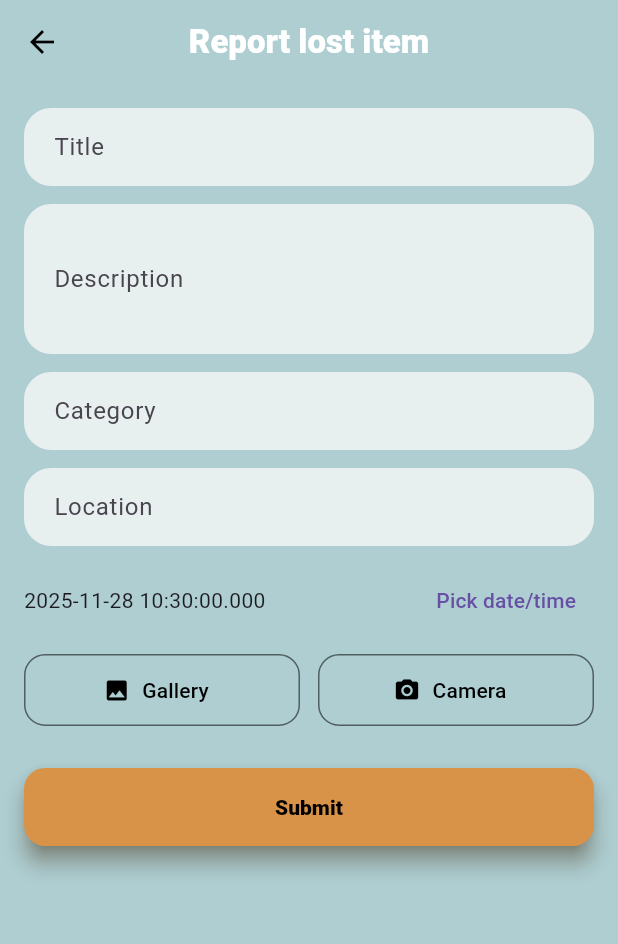
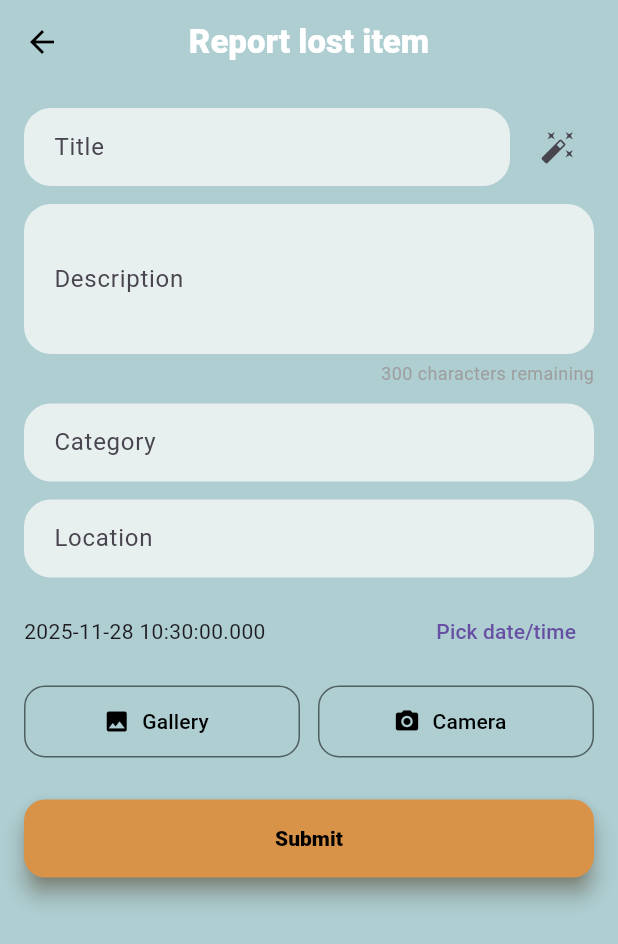
Before and after one commit to pontoandres/Group-16-LostAndFound, a Flutter app: the _LostReportBody screen opened directly, on a phone screen of 412 x 824 dp. Shown: the top 944 px of the screen. Run offline on Flutter 3.47's test engine with Material 3 defaults, Android fonts, the phone set to English and light mode, and no system bars; our stand-ins replace cached_network_image, connectivity_plus, image_picker, shared_preferences, supabase_flutter; accounts and stored records are empty.

Commit message:
I did the mircooptimization for lost report

```diff
--- a/flutter_app/lib/presentation/lost_report/lost_report_screen.dart
+++ b/flutter_app/lib/presentation/lost_report/lost_report_screen.dart
@@ -2,8 +2,9 @@ import 'package:flutter/material.dart';
 import 'package:provider/provider.dart';
 import '../../viewmodels/lost_report/lost_report_viewmodel.dart';
 import 'package:image_picker/image_picker.dart';
-import 'package:shared_preferences/shared_preferences.dart';
-import 'dart:convert';
+// Los siguientes imports ya no se usan, pero puedes dejarlos o borrarlos
+// import 'package:shared_preferences/shared_preferences.dart';
+// import 'dart:convert';
 
 class LostReportScreen extends StatelessWidget {
   const LostReportScreen({super.key});
@@ -36,14 +37,30 @@ class _LostReportBody extends StatelessWidget {
         child: ListView(
           padding: const EdgeInsets.all(16),
           children: [
-            TextField(
-              controller: vm.titleCtrl,
-              decoration: const InputDecoration(
-                labelText: 'Title',
-                filled: true,
-              ),
+            // ---------------- TÍTULO + BOTÓN SMART TITLE ------------------
+            Row(
+              children: [
+                Expanded(
+                  child: TextField(
+                    controller: vm.titleCtrl,
+                    decoration: const InputDecoration(
+                      labelText: 'Title',
+                      filled: true,
+                    ),
+                  ),
+                ),
+                const SizedBox(width: 8),
+                IconButton(
+                  tooltip: 'Suggest title',
+                  onPressed:
+                      vm.isLoading ? null : () => vm.suggestSmartTitle(),
+                  icon: const Icon(Icons.auto_fix_high),
+                ),
+              ],
             ),
             const SizedBox(height: 12),
+
+            // ---------------- DESCRIPCIÓN + CONTADOR ----------------------
             TextField(
               controller: vm.descriptionCtrl,
               maxLines: 3,
@@ -52,7 +69,27 @@ class _LostReportBody extends StatelessWidget {
                 filled: true,
               ),
             ),
+            const SizedBox(height: 4),
+            Align(
+              alignment: Alignment.centerRight,
+              child: StreamBuilder<int>(
+                stream: vm.descRemainingStream,
+                initialData:
+                    300 - vm.descriptionCtrl.text.characters.length,
+                builder: (context, snapshot) {
+                  final remaining = snapshot.data ?? 0;
+                  return Text(
+                    '$remaining characters remaining',
+                    style: const TextStyle(
+                      fontSize: 12,
+                      color: Colors.grey,
+                    ),
+                  );
+                },
+              ),
+            ),
             const SizedBox(height: 12),
+
             TextField(
               controller: vm.categoryCtrl,
               decoration: const InputDecoration(
@@ -62,6 +99,7 @@ class _LostReportBody extends StatelessWidget {
               ),
             ),
             const SizedBox(height: 12),
+
             TextField(
               controller: vm.locationCtrl,
               decoration: const InputDecoration(
@@ -70,11 +108,14 @@ class _LostReportBody extends StatelessWidget {
               ),
             ),
             const SizedBox(height: 12),
+
             Row(
               children: [
                 Expanded(
                   child: Text(
-                    vm.lostAt != null ? vm.lostAt!.toLocal().toString() : '',
+                    vm.lostAt != null
+                        ? vm.lostAt!.toLocal().toString()
+                        : '',
                   ),
                 ),
                 TextButton(
@@ -89,7 +130,8 @@ class _LostReportBody extends StatelessWidget {
                     if (picked != null) {
                       final time = await showTimePicker(
                         context: context,
-                        initialTime: TimeOfDay.fromDateTime(vm.lostAt ?? now),
+                        initialTime:
+                            TimeOfDay.fromDateTime(vm.lostAt ?? now),
                       );
                       final dt = DateTime(
                         picked.year,
@@ -106,13 +148,15 @@ class _LostReportBody extends StatelessWidget {
               ],
             ),
             const SizedBox(height: 12),
+
             Row(
               children: [
                 Expanded(
                   child: OutlinedButton.icon(
                     onPressed: vm.isLoading
                         ? null
-                        : () => vm.pickImage(source: ImageSource.gallery),
+                        : () =>
+                            vm.pickImage(source: ImageSource.gallery),
                     icon: const Icon(Icons.photo),
                     label: const Text('Gallery'),
                   ),
@@ -122,7 +166,8 @@ class _LostReportBody extends StatelessWidget {
                   child: OutlinedButton.icon(
                     onPressed: vm.isLoading
                         ? null
-                        : () => vm.pickImage(source: ImageSource.camera),
+                        : () =>
+                            vm.pickImage(source: ImageSource.camera),
                     icon: const Icon(Icons.camera_alt),
                     label: const Text('Camera'),
                   ),
@@ -130,12 +175,18 @@ class _LostReportBody extends StatelessWidget {
               ],
             ),
             const SizedBox(height: 8),
+
             if (vm.imageBytes != null)
               ClipRRect(
                 borderRadius: BorderRadius.circular(8),
-                child: Image.memory(vm.imageBytes!, height: 160, fit: BoxFit.cover),
+                child: Image.memory(
+                  vm.imageBytes!,
+                  height: 160,
+                  fit: BoxFit.cover,
+                ),
               ),
             const SizedBox(height: 20),
+
             SizedBox(
               height: 52,
               width: double.infinity,
@@ -146,7 +197,9 @@ class _LostReportBody extends StatelessWidget {
                         final ok = await vm.submit(context);
                         if (ok && context.mounted) {
                           ScaffoldMessenger.of(context).showSnackBar(
-                            const SnackBar(content: Text('Item reported')),
+                            const SnackBar(
+                              content: Text('Item reported'),
+                            ),
                           );
                           Navigator.pop(context, true);
                         } else if (vm.error != null && context.mounted) {
@@ -156,7 +209,9 @@ class _LostReportBody extends StatelessWidget {
                         }
                       },
                 child: vm.isLoading
-                    ? const CircularProgressIndicator(color: Colors.white)
+                    ? const CircularProgressIndicator(
+                        color: Colors.white,
+                      )
                     : const Text('Submit'),
               ),
             ),
--- a/flutter_app/lib/viewmodels/lost_report/lost_report_viewmodel.dart
+++ b/flutter_app/lib/viewmodels/lost_report/lost_report_viewmodel.dart
@@ -27,18 +27,27 @@ class LostReportViewModel extends ChangeNotifier {
   final _service = LostItemsService();
 
   late final Future<List<String>> categoriesFuture;
+
+  // STREAM para contador de caracteres  ---------------------- MICRO-OPT
   final _descRemainingCtrl = StreamController<int>.broadcast();
   Stream<int> get descRemainingStream => _descRemainingCtrl.stream;
+
+  // Timer para hacer debounce del guardado del borrador ------- MICRO-OPT
+  Timer? _draftTimer;
 
   static const _draftKey = 'lost_report_draft_v1';
 
   LostReportViewModel() {
     categoriesFuture = _loadCategories();
+
+    // Actualizar contador de descripción
     descriptionCtrl.addListener(_onDescriptionChanged);
 
+    // Guardar borrador con DEBOUNCE, no en cada tecla ------- MICRO-OPT
     for (final c in [titleCtrl, descriptionCtrl, locationCtrl, categoryCtrl]) {
-      c.addListener(_saveDraftLocally);
+      c.addListener(_scheduleDraftSave);
     }
+
     _loadDraft();
     _onDescriptionChanged();
   }
@@ -48,25 +57,51 @@ class LostReportViewModel extends ChangeNotifier {
     _descRemainingCtrl.add(remaining);
   }
 
+  // Debounce para guardado de borrador ----------------------- MICRO-OPT
+  void _scheduleDraftSave() {
+    _draftTimer?.cancel();
+    _draftTimer = Timer(const Duration(milliseconds: 400), () {
+      _saveDraftLocally();
+    });
+  }
+
   Future<List<String>> _loadCategories() async {
     try {
-      final data = await _client.from('categories').select('name').order('name');
+      final data =
+          await _client.from('categories').select('name').order('name');
       final list = (data as List)
           .map((e) => (e['name'] ?? '').toString())
           .where((e) => e.isNotEmpty)
           .toList();
       if (list.isEmpty) {
-        return ['Backpack', 'Keys', 'Card', 'Laptop', 'Headphones', 'Bottle', 'Calculator'];
+        return [
+          'Backpack',
+          'Keys',
+          'Card',
+          'Laptop',
+          'Headphones',
+          'Bottle',
+          'Calculator'
+        ];
       }
       return list;
     } catch (_) {
-      return ['Backpack', 'Keys', 'Card', 'Laptop', 'Headphones', 'Bottle', 'Calculator'];
+      return [
+        'Backpack',
+        'Keys',
+        'Card',
+        'Laptop',
+        'Headphones',
+        'Bottle',
+        'Calculator'
+      ];
     }
   }
 
   Future<void> pickImage({ImageSource source = ImageSource.gallery}) async {
     final picker = ImagePicker();
-    final XFile? picked = await picker.pickImage(source: source, maxWidth: 1280);
+    final XFile? picked =
+        await picker.pickImage(source: source, maxWidth: 1280);
     if (picked != null) {
       imageBytes = await picked.readAsBytes();
       await _saveDraftLocally();
@@ -124,8 +159,8 @@ class LostReportViewModel extends ChangeNotifier {
     final status = await Connectivity().checkConnectivity();
     if (status == ConnectivityResult.none) return false;
     try {
-      final result =
-          await InternetAddress.lookup('example.com').timeout(const Duration(seconds: 2));
+      final result = await InternetAddress.lookup('example.com')
+          .timeout(const Duration(seconds: 2));
       return result.isNotEmpty && result.first.rawAddress.isNotEmpty;
     } on SocketException {
       return false;
@@ -154,7 +189,8 @@ class LostReportViewModel extends ChangeNotifier {
       if (context.mounted) {
         ScaffoldMessenger.of(context).showSnackBar(
           const SnackBar(
-            content: Text("You can’t post an item because you don’t have Internet."),
+            content:
+                Text("You can’t post an item because you don’t have Internet."),
           ),
         );
       }
@@ -167,7 +203,8 @@ class LostReportViewModel extends ChangeNotifier {
       notifyListeners();
 
       if (imageBytes != null) {
-        imageUrl = await _service.uploadImage(bytes: imageBytes!, userId: user.id);
+        imageUrl =
+            await _service.uploadImage(bytes: imageBytes!, userId: user.id);
       }
 
       await _service.create(
@@ -186,7 +223,8 @@ class LostReportViewModel extends ChangeNotifier {
       if (context.mounted) {
         ScaffoldMessenger.of(context).showSnackBar(
           const SnackBar(
-            content: Text("You can’t post an item because you don’t have Internet."),
+            content:
+                Text("You can’t post an item because you don’t have Internet."),
           ),
         );
       }
@@ -217,7 +255,9 @@ class LostReportViewModel extends ChangeNotifier {
     words.sort((a, b) => b.length.compareTo(a.length));
     final top = words.take(3).toList();
     final base = top.isEmpty ? 'Lost item' : top.join(' ');
-    if (loc.trim().isEmpty) return base[0].toUpperCase() + base.substring(1);
+    if (loc.trim().isEmpty) {
+      return base[0].toUpperCase() + base.substring(1);
+    }
     return '${base[0].toUpperCase()}${base.substring(1)} at $loc';
   }
 
@@ -256,6 +296,7 @@ class LostReportViewModel extends ChangeNotifier {
     locationCtrl.dispose();
     categoryCtrl.dispose();
     _descRemainingCtrl.close();
+    _draftTimer?.cancel(); // cancelar debounce ------------- MICRO-OPT
     super.dispose();
   }
 }
```
Also changed, not shown: flutter_app/lib/viewmodels/lost_report_viewmodel/lost_report_viewmodel.dart (deleted).
